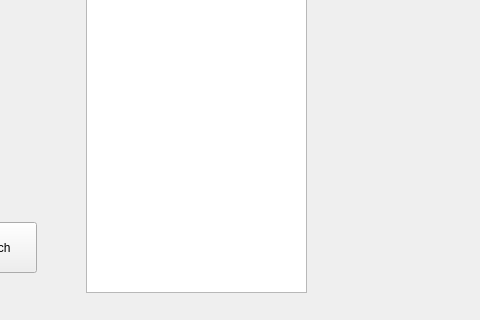
Qt form LibraryManagementSystem/admin.ui (omar-rabeh-18/LibraryManagementSystem) before a commit; both pictures show x 304 to 784 and y 228 to 548 of the 784 by 548 pixel window.
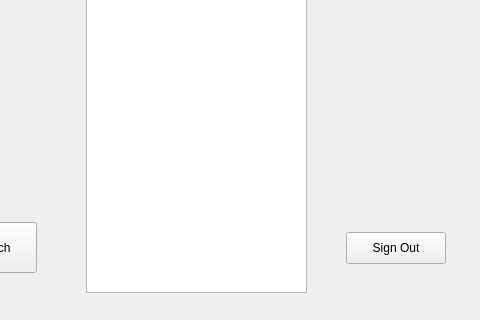
The same form after that commit.

Commit message:
Added sign out buttons
I added sign out buttons and made some enhancements to the code.

What changed in the file:
```diff
--- a/LibraryManagementSystem/admin.ui
+++ b/LibraryManagementSystem/admin.ui
@@ -368,6 +368,19 @@
     <string>Search:</string>
    </property>
   </widget>
+  <widget class="QPushButton" name="signOutPushButton">
+   <property name="geometry">
+    <rect>
+     <x>650</x>
+     <y>460</y>
+     <width>100</width>
+     <height>32</height>
+    </rect>
+   </property>
+   <property name="text">
+    <string>Sign Out</string>
+   </property>
+  </widget>
  </widget>
  <resources/>
  <connections/>
```
Left out of the diff: 8 changed lines with no effect on the pictures. The commit also changes 59 other files.
